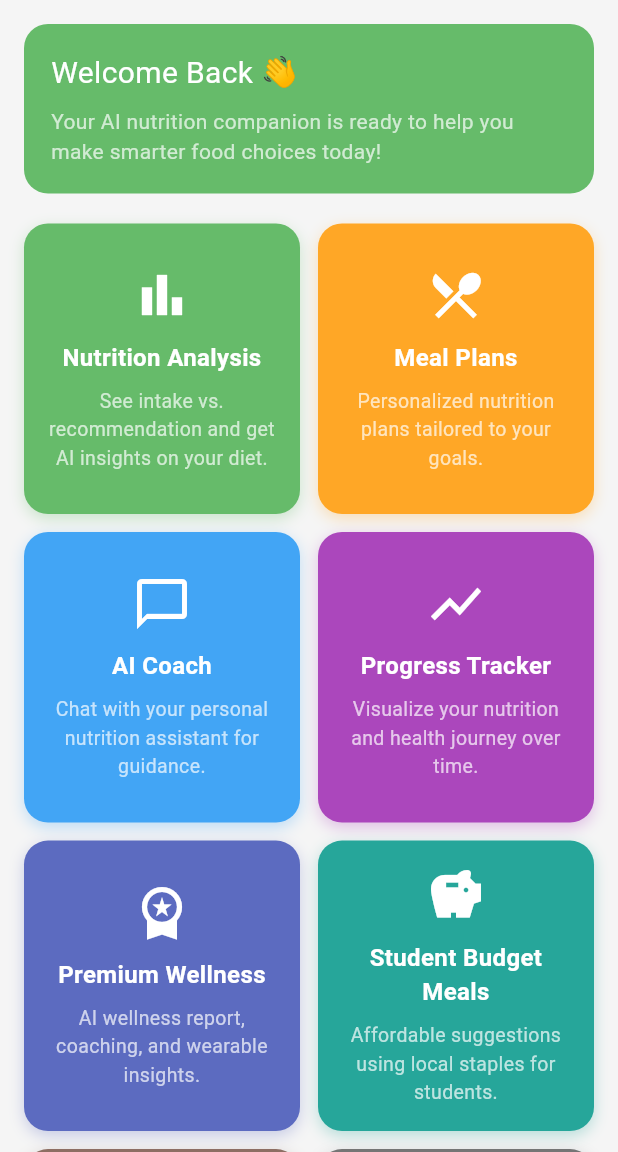
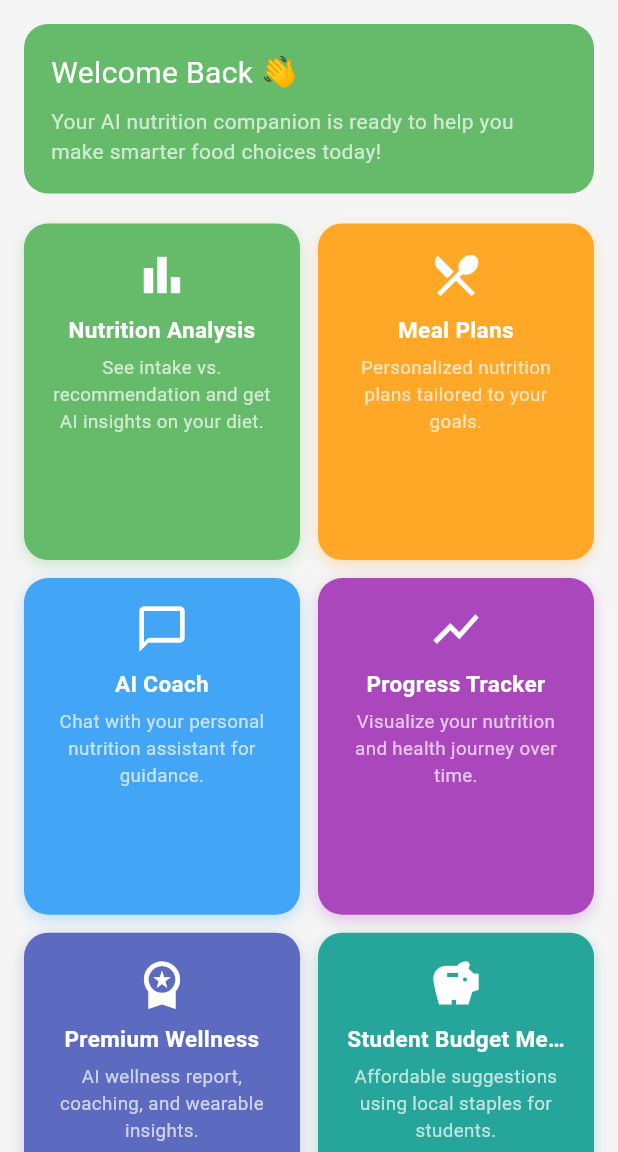
Before and after one commit to Ramslon/My-CommonTable-AI-Mobile-App, a Flutter app: the HomeScreen screen opened by its route, on a phone screen of 412 x 824 dp, the part 84-1236 px from its top. Run offline on Flutter 3.47's test engine with Material 3 defaults, Android fonts, the phone set to English and light mode, and no system bars; our stand-ins replace cloud_firestore, connectivity_plus, firebase_auth, firebase_core, firebase_database, fl_chart and 10 more; accounts and stored records are empty; network calls fail.

Commit message:
UI: Fix Home feature grid overflow (adjust childAspectRatio, tighten card layout with ellipsis/Flexible); Wrap-based tweaks already applied to Premium/Student; Offline-safe Firebase boot; Privacy/Security additions and settings sync; analyzer+tests pass

```diff
--- a/lib/presentation/screens/home_screen.dart
+++ b/lib/presentation/screens/home_screen.dart
@@ -92,7 +92,8 @@ class HomeScreen extends StatelessWidget {
                 crossAxisCount: 2,
                 crossAxisSpacing: 12,
                 mainAxisSpacing: 12,
-                childAspectRatio: 0.95,
+                // Slightly taller cards to avoid vertical overflow on small devices
+                childAspectRatio: 0.82,
               ),
               itemCount: features.length,
               itemBuilder: (context, index) {
@@ -180,24 +181,31 @@ class _FeatureCardWidget extends StatelessWidget {
       ),
       padding: const EdgeInsets.all(16),
       child: Column(
-        mainAxisAlignment: MainAxisAlignment.center,
+        mainAxisAlignment: MainAxisAlignment.start,
+        crossAxisAlignment: CrossAxisAlignment.center,
         children: [
-          Icon(feature.icon, color: Colors.white, size: 40),
-          const SizedBox(height: 10),
+          Icon(feature.icon, color: Colors.white, size: 36),
+          const SizedBox(height: 8),
           Text(
             feature.title,
+            maxLines: 1,
+            overflow: TextOverflow.ellipsis,
             textAlign: TextAlign.center,
             style: const TextStyle(
               color: Colors.white,
               fontWeight: FontWeight.bold,
-              fontSize: 16,
+              fontSize: 15,
             ),
           ),
-          const SizedBox(height: 8),
-          Text(
-            feature.description,
-            textAlign: TextAlign.center,
-            style: const TextStyle(color: Colors.white70, fontSize: 13),
+          const SizedBox(height: 6),
+          Flexible(
+            child: Text(
+              feature.description,
+              maxLines: 3,
+              overflow: TextOverflow.ellipsis,
+              textAlign: TextAlign.center,
+              style: const TextStyle(color: Colors.white70, fontSize: 12.5),
+            ),
           ),
         ],
       ),
--- a/lib/presentation/screens/student_features_screen.dart
+++ b/lib/presentation/screens/student_features_screen.dart
@@ -996,17 +996,17 @@ class _MealSuggestionCard extends StatelessWidget {
 										children: [
 											Text(suggestion.name, style: const TextStyle(fontSize: 16, fontWeight: FontWeight.w700)),
 											const SizedBox(height: 4),
-											Row(
+																						Wrap(
+																							spacing: 8,
+																							runSpacing: 6,
 																							children: [
 																								Chip(
 																									label: Text('${suggestion.kcal} kcal'),
 																									backgroundColor: Colors.teal.withValues(alpha: 0.12),
 																									side: BorderSide.none,
 																								),
-													const SizedBox(width: 8),
 																								if (suggestion.vegetarian)
 																									const Chip(label: Text('Vegetarian'), side: BorderSide.none),
-													const SizedBox(width: 8),
 																								if (suggestion.usesLocalStaples)
 																									const Chip(label: Text('Local staples'), side: BorderSide.none),
 																							],
```
Also changed, not shown: lib/core/services/firebase_boot.dart (added, +27 -0 lines), lib/core/services/privacy_settings_service.dart (+12 -0 lines), lib/main.dart (+3 -7 lines), lib/presentation/screens/low_income_features_screen.dart (+10 -0 lines), lib/presentation/screens/premium_features_screen.dart (+11 -6 lines), lib/presentation/screens/privacy_settings_screen.dart (+8 -4 lines). Lines whose indentation alone changed are shown as unchanged.
